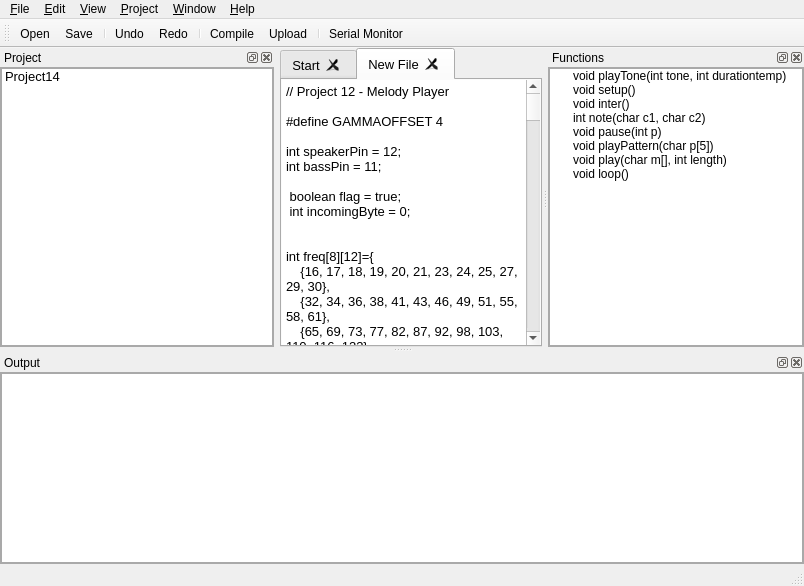
Above: mainwindow.ui from dzeban/reduino before the change. Below: the same form after it.
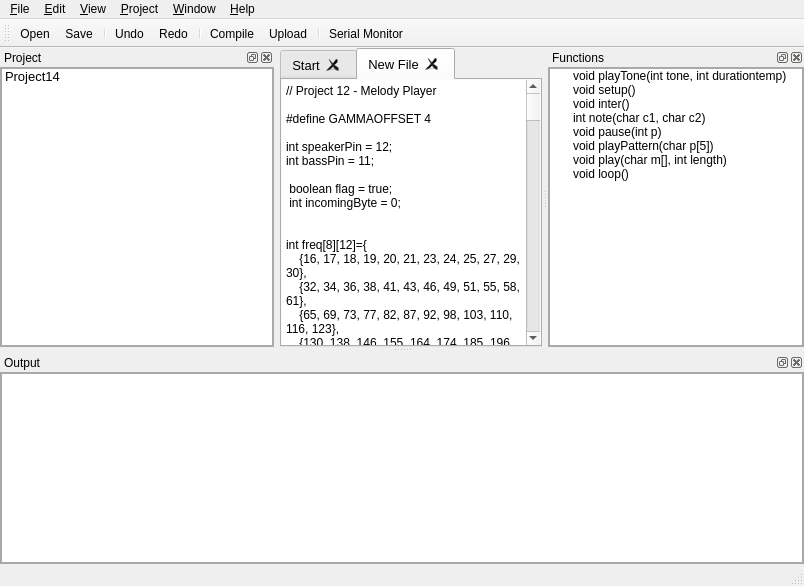
That is the form after the change. Icons and pictures are not drawn. Custom widgets are drawn as their Qt base class.

Commit message: CodeEditor now appears on every new opened tab AskSaveDialog works (but with several bugs) LineWrap can be toggled in View->LineWrap Add some get*() functions to MainWindow

```diff
--- a/mainwindow.ui
+++ b/mainwindow.ui
@@ -98,7 +98,7 @@
           <property name="font">
            <font>
             <family>Arial</family>
-            <pointsize>10</pointsize>
+            <pointsize>9</pointsize>
             <weight>50</weight>
             <bold>false</bold>
             <stylestrategy>PreferAntialias</stylestrategy>
```
Left out of the diff: 23 changed lines with no effect on the pictures. The commit also changes 6 other files.
